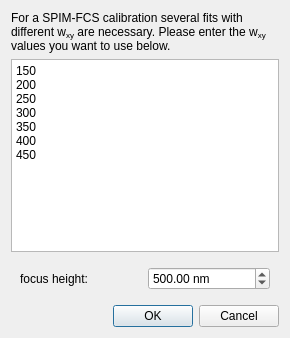
Before: the Qt Designer form plugins/imfcsfit/imfcscalibrationdialog.ui in jkriege2/QuickFit3, drawn with Qt 5.
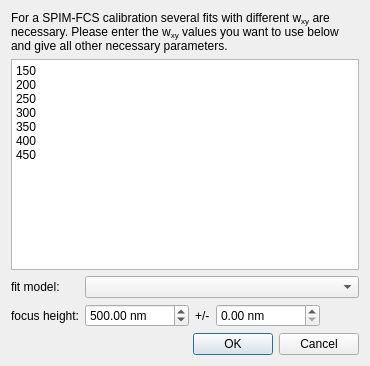
After: the same form once the commit is applied. Icons and pictures are not drawn.

Commit message: QuickFit3/imFCSFit: completed imFCS calibration tool

Diff of the .ui file:
```diff
--- a/plugins/imfcsfit/imfcscalibrationdialog.ui
+++ b/plugins/imfcsfit/imfcscalibrationdialog.ui
@@ -6,8 +6,8 @@
    <rect>
     <x>0</x>
     <y>0</y>
-    <width>290</width>
-    <height>338</height>
+    <width>370</width>
+    <height>366</height>
    </rect>
   </property>
   <property name="windowTitle">
@@ -24,8 +24,8 @@
       <string>&lt;!DOCTYPE HTML PUBLIC &quot;-//W3C//DTD HTML 4.0//EN&quot; &quot;http://www.w3.org/TR/REC-html40/strict.dtd&quot;&gt;
 &lt;html&gt;&lt;head&gt;&lt;meta name=&quot;qrichtext&quot; content=&quot;1&quot; /&gt;&lt;style type=&quot;text/css&quot;&gt;
 p, li { white-space: pre-wrap; }
-&lt;/style&gt;&lt;/head&gt;&lt;body style=&quot; font-family:'Sans Serif'; font-size:9pt; font-weight:400; font-style:normal;&quot;&gt;
-&lt;p style=&quot; margin-top:0px; margin-bottom:0px; margin-left:0px; margin-right:0px; -qt-block-indent:0; text-indent:0px;&quot;&gt;For a SPIM-FCS calibration several fits with different w&lt;span style=&quot; vertical-align:sub;&quot;&gt;xy&lt;/span&gt; are necessary. Please enter the w&lt;span style=&quot; vertical-align:sub;&quot;&gt;xy&lt;/span&gt; values you want to use below.&lt;/p&gt;&lt;/body&gt;&lt;/html&gt;</string>
+&lt;/style&gt;&lt;/head&gt;&lt;body style=&quot; font-family:'MS Shell Dlg 2'; font-size:8.25pt; font-weight:400; font-style:normal;&quot;&gt;
+&lt;p style=&quot; margin-top:0px; margin-bottom:0px; margin-left:0px; margin-right:0px; -qt-block-indent:0; text-indent:0px;&quot;&gt;&lt;span style=&quot; font-family:'Sans Serif'; font-size:9pt;&quot;&gt;For a SPIM-FCS calibration several fits with different w&lt;/span&gt;&lt;span style=&quot; font-family:'Sans Serif'; font-size:9pt; vertical-align:sub;&quot;&gt;xy&lt;/span&gt;&lt;span style=&quot; font-family:'Sans Serif'; font-size:9pt;&quot;&gt; are necessary. Please enter the w&lt;/span&gt;&lt;span style=&quot; font-family:'Sans Serif'; font-size:9pt; vertical-align:sub;&quot;&gt;xy&lt;/span&gt;&lt;span style=&quot; font-family:'Sans Serif'; font-size:9pt;&quot;&gt; values you want to use below and give all other necessary parameters.&lt;/span&gt;&lt;/p&gt;&lt;/body&gt;&lt;/html&gt;</string>
      </property>
      <property name="wordWrap">
       <bool>true</bool>
@@ -53,14 +53,32 @@
        <height>10</height>
       </size>
      </property>
-     <layout class="QHBoxLayout" name="horizontalLayout">
-      <item>
+     <layout class="QFormLayout" name="formLayout">
+      <property name="fieldGrowthPolicy">
+       <enum>QFormLayout::AllNonFixedFieldsGrow</enum>
+      </property>
+      <property name="margin">
+       <number>0</number>
+      </property>
+      <item row="0" column="0">
+       <widget class="QLabel" name="label_3">
+        <property name="text">
+         <string>fit model:</string>
+        </property>
+       </widget>
+      </item>
+      <item row="0" column="1">
+       <widget class="QComboBox" name="cmbFitModel"/>
+      </item>
+      <item row="1" column="0">
        <widget class="QLabel" name="label_2">
         <property name="text">
          <string>focus height:</string>
         </property>
        </widget>
       </item>
+      <item row="1" column="1">
+       <layout class="QHBoxLayout" name="horizontalLayout">
       <item>
        <widget class="QDoubleSpinBox" name="spinFocusHeight">
         <property name="suffix">
@@ -73,6 +91,41 @@
          <double>500.000000000000000</double>
         </property>
        </widget>
+        </item>
+        <item>
+         <widget class="QLabel" name="label_4">
+          <property name="text">
+           <string>+/-</string>
+          </property>
+         </widget>
+        </item>
+        <item>
+         <widget class="QDoubleSpinBox" name="spinFocusHeightError">
+          <property name="suffix">
+           <string> nm</string>
+          </property>
+          <property name="maximum">
+           <double>100000.000000000000000</double>
+          </property>
+          <property name="value">
+           <double>0.000000000000000</double>
+          </property>
+         </widget>
+        </item>
+        <item>
+         <spacer name="horizontalSpacer">
+          <property name="orientation">
+           <enum>Qt::Horizontal</enum>
+          </property>
+          <property name="sizeHint" stdset="0">
+           <size>
+            <width>40</width>
+            <height>20</height>
+           </size>
+          </property>
+         </spacer>
+        </item>
+       </layout>
       </item>
      </layout>
     </widget>
```
Lines whose indentation alone changed are shown as unchanged. The commit also changes 5 other files.
